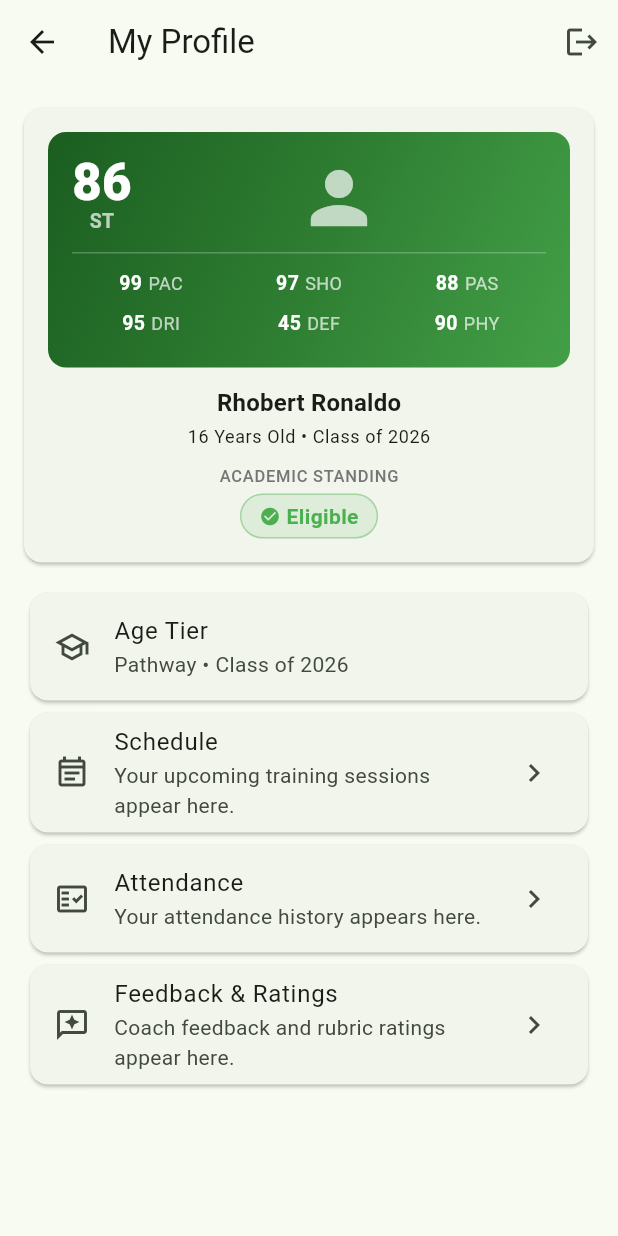
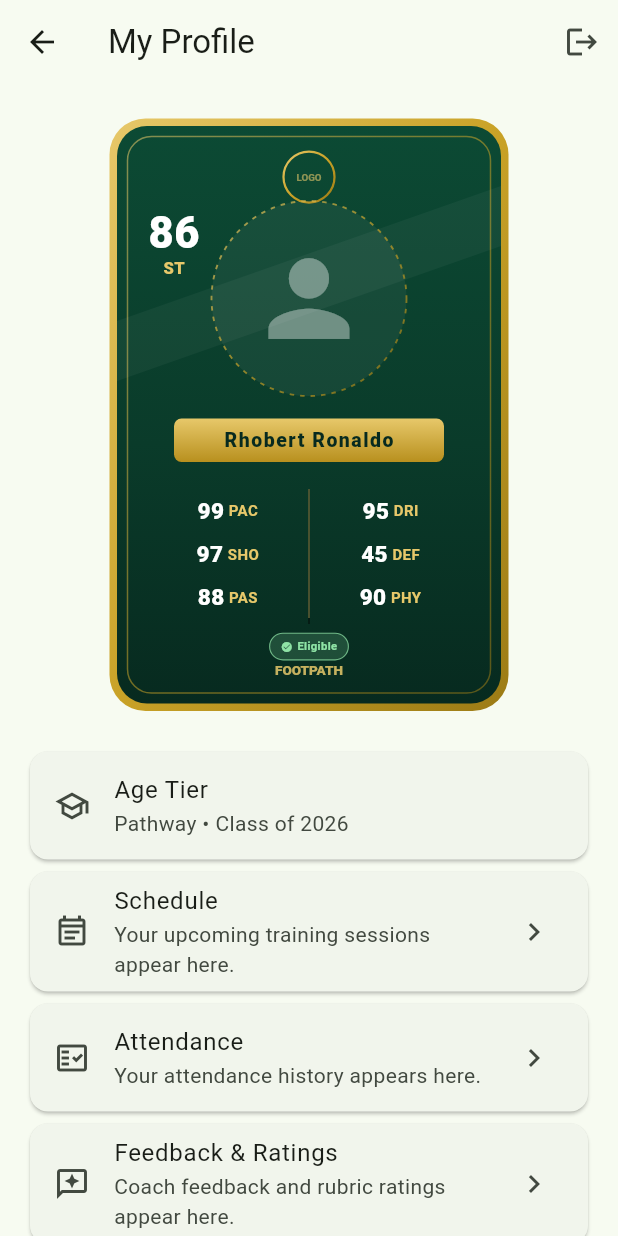
Before and after one commit to andreswooshik/FootPath-Cebu, a Flutter app: the PlayerDashboardScreen screen opened directly, on a phone screen of 412 x 824 dp. Run offline on Flutter 3.47's test engine with Material 3 defaults, Android fonts, the phone set to English and light mode, and no system bars; our stand-ins replace firebase_auth, firebase_core, flutter_svg; accounts and stored records are empty.

Commit message:
Render player cards from an SVG FUT-card template
Replace the hand-drawn green rating card with an SVG frame
(assets/cards/card_frame.svg) and overlay the live overall, position,
photo, name, six ratings and eligibility badge on top, aligned to the frame's 600x850 coordinate space so they scale at any card size. Stats
still come straight from PlayerRatings, so a coach's assessment updates
the card automatically.

Cap the card at 300px in the single-column player and guardian views
so the portrait card isn't oversized, and match the coach grid's aspect
ratio to the frame. Add the flutter_svg dependency.

```diff
--- a/footpath_cebu/lib/presentation/screens/coach_dashboard_screen.dart
+++ b/footpath_cebu/lib/presentation/screens/coach_dashboard_screen.dart
@@ -127,7 +127,7 @@ class _CoachDashboardScreenState extends State<CoachDashboardScreen> {
           crossAxisCount: 2, // <-- the "2 columns"
           crossAxisSpacing: 12, // horizontal gap between cards
           mainAxisSpacing: 12, // vertical gap between rows
-          childAspectRatio: 0.62, // width / height — tune this if cards clip
+          childAspectRatio: 600 / 850, // matches the card frame's proportions
         ),
         itemCount: players.length,
         itemBuilder: (context, i) => PlayerCard(player: players[i]),
--- a/footpath_cebu/lib/presentation/screens/guardian_dashboard_screen.dart
+++ b/footpath_cebu/lib/presentation/screens/guardian_dashboard_screen.dart
@@ -87,7 +87,15 @@ class _GuardianDashboardScreenState extends State<GuardianDashboardScreen> {
                     ),
                   );
                 }
-                return PlayerCard(player: children[i - 1]);
+                return Center(
+                  child: ConstrainedBox(
+                    constraints: const BoxConstraints(maxWidth: 300),
+                    child: Padding(
+                      padding: const EdgeInsets.symmetric(vertical: 8),
+                      child: PlayerCard(player: children[i - 1]),
+                    ),
+                  ),
+                );
               },
             ),
           );
--- a/footpath_cebu/lib/presentation/screens/player_dashboard_screen.dart
+++ b/footpath_cebu/lib/presentation/screens/player_dashboard_screen.dart
@@ -75,7 +75,12 @@ class _PlayerDashboardScreenState extends State<PlayerDashboardScreen> {
             child: ListView(
               padding: const EdgeInsets.symmetric(horizontal: 16, vertical: 8),
               children: [
-                PlayerCard(player: player),
+                Center(
+                  child: ConstrainedBox(
+                    constraints: const BoxConstraints(maxWidth: 300),
+                    child: PlayerCard(player: player),
+                  ),
+                ),
                 const SizedBox(height: 8),
                 _InfoTile(
                   icon: Icons.school_outlined,
--- a/footpath_cebu/lib/presentation/widgets/player_card.dart
+++ b/footpath_cebu/lib/presentation/widgets/player_card.dart
@@ -1,185 +1,277 @@
 import 'package:flutter/material.dart';
+import 'package:flutter_svg/flutter_svg.dart';
 
 import 'package:footpath_cebu/domain/entities/player.dart';
 
-/// A FUT-style squad card: the green rating card on top, with the player's
-/// real name, age/class, and academic-standing badge underneath.
+/// A FUT-style squad card. The ornate frame is an SVG asset
+/// (`assets/cards/card_frame.svg`); the live values — overall, position,
+/// photo, name, the six stats and the eligibility badge — are overlaid on
+/// top, positioned in the frame's 600x850 coordinate space so they line up
+/// at any card size. Change a rating in the coach's assessment and the card
+/// updates automatically.
 class PlayerCard extends StatelessWidget {
   const PlayerCard({super.key, required this.player, this.onTap});
 
   final Player player;
   final VoidCallback? onTap;
 
+  // The frame's design canvas. All overlay coordinates below are in these
+  // units and scaled to the real card width at build time.
+  static const double _canvasW = 600;
+  static const double _canvasH = 850;
+
+  static const Color _gold = Color(0xFFE7C86A);
+  static const Color _bannerInk = Color(0xFF072A1F);
+
   @override
   Widget build(BuildContext context) {
-    return Card(
-      clipBehavior: Clip.antiAlias,
-      margin: const EdgeInsets.symmetric(vertical: 8),
-      child: InkWell(
+    final r = player.ratings;
+    return GestureDetector(
       onTap: onTap,
-        child: Padding(
-          padding: const EdgeInsets.all(16),
-          child: Column(
+      child: AspectRatio(
+        aspectRatio: _canvasW / _canvasH,
+        child: LayoutBuilder(
+          builder: (context, constraints) {
+            // Pixels per design unit — everything scales from this.
+            final s = constraints.maxWidth / _canvasW;
+            return Stack(
               children: [
-              _RatingCard(player: player),
-              const SizedBox(height: 12),
-              Text(
-                player.name,
-                style: Theme.of(
-                  context,
-                ).textTheme.titleMedium?.copyWith(fontWeight: FontWeight.bold),
-              ),
-              const SizedBox(height: 2),
-              Text(
-                '${player.age} Years Old • ${player.classYear}',
-                style: Theme.of(context).textTheme.bodySmall,
-              ),
-              const SizedBox(height: 10),
-              Text(
-                'ACADEMIC STANDING',
-                style: Theme.of(context).textTheme.labelSmall?.copyWith(
-                  letterSpacing: 0.5,
-                  color: Colors.grey.shade600,
+                Positioned.fill(
+                  child: SvgPicture.asset(
+                    'assets/cards/card_frame.svg',
+                    fit: BoxFit.fill,
                   ),
                 ),
-              const SizedBox(height: 4),
-              _EligibilityBadge(status: player.eligibility),
+
+                // Player photo (behind the rating corner).
+                _place(s,
+                    x: 170,
+                    y: 140,
+                    w: 260,
+                    h: 260,
+                    child: _Photo(photoUrl: player.photoUrl)),
+
+                // Overall rating + position, top-left.
+                _place(s,
+                  x: 46,
+                  y: 148,
+                  w: 148,
+                  h: 104,
+                  child: Column(
+                    mainAxisAlignment: MainAxisAlignment.center,
+                    children: [
+                      Text(
+                        '${player.overall}',
+                        style: TextStyle(
+                          color: Colors.white,
+                          fontWeight: FontWeight.w900,
+                          fontSize: 58 * s,
+                          height: 1,
+                        ),
+                      ),
+                      Text(
+                        player.position,
+                        style: TextStyle(
+                          color: _gold,
+                          fontWeight: FontWeight.w800,
+                          fontSize: 22 * s,
+                        ),
+                      ),
                     ],
                   ),
                 ),
+
+                // Name banner text.
+                _place(s,
+                  x: 128,
+                  y: 430,
+                  w: 344,
+                  h: 58,
+                  child: Center(
+                    child: FittedBox(
+                      fit: BoxFit.scaleDown,
+                      child: Text(
+                        player.name,
+                        maxLines: 1,
+                        style: TextStyle(
+                          color: _bannerInk,
+                          fontWeight: FontWeight.w900,
+                          fontSize: 26 * s,
+                          letterSpacing: 1,
+                        ),
+                      ),
+                    ),
+                  ),
+                ),
+
+                // Six stats, two columns astride the frame's divider.
+                _place(s,
+                    x: 84,
+                    y: 516,
+                    w: 432,
+                    h: 188,
+                    child: _StatsPanel(ratings: r, scale: s)),
+
+                // Academic-standing badge.
+                _place(s,
+                  x: 120,
+                  y: 712,
+                  w: 360,
+                  h: 44,
+                  child: Center(
+                    child: FittedBox(
+                      fit: BoxFit.scaleDown,
+                      child: _EligibilityBadge(
+                          status: player.eligibility, scale: s),
+                    ),
+                  ),
+                ),
+              ],
+            );
+          },
+        ),
+      ),
+    );
+  }
+
+  /// Places [child] in the frame's coordinate space, scaled to real pixels.
+  Widget _place(double s,
+      {required double x,
+      required double y,
+      required double w,
+      required double h,
+      required Widget child}) {
+    return Positioned(
+      left: x * s,
+      top: y * s,
+      width: w * s,
+      height: h * s,
+      child: child,
+    );
+  }
+}
+
+/// The circular player photo, or a person icon when none is set.
+class _Photo extends StatelessWidget {
+  const _Photo({required this.photoUrl});
+
+  final String? photoUrl;
+
+  @override
+  Widget build(BuildContext context) {
+    final url = photoUrl;
+    return ClipOval(
+      child: (url != null && url.isNotEmpty)
+          ? Image.network(
+              url,
+              fit: BoxFit.cover,
+              width: double.infinity,
+              height: double.infinity,
+              errorBuilder: (context, error, stack) => const _PhotoFallback(),
+            )
+          : const _PhotoFallback(),
+    );
+  }
+}
+
+class _PhotoFallback extends StatelessWidget {
+  const _PhotoFallback();
+
+  @override
+  Widget build(BuildContext context) {
+    return LayoutBuilder(
+      builder: (context, c) => Icon(
+        Icons.person,
+        color: Colors.white38,
+        size: c.maxWidth * 0.62,
       ),
     );
   }
 }
 
-/// The green FIFA-Ultimate-Team style card face.
-class _RatingCard extends StatelessWidget {
-  const _RatingCard({required this.player});
+/// Two columns of three attributes each, matching the six ratings.
+class _StatsPanel extends StatelessWidget {
+  const _StatsPanel({required this.ratings, required this.scale});
 
-  final Player player;
-
-  @override
-  Widget build(BuildContext context) {
-    final r = player.ratings;
-    return Container(
-      width: double.infinity,
-      padding: const EdgeInsets.fromLTRB(16, 16, 16, 20),
-      decoration: BoxDecoration(
-        borderRadius: BorderRadius.circular(12),
-        gradient: const LinearGradient(
-          begin: Alignment.topLeft,
-          end: Alignment.bottomRight,
-          colors: [Color(0xFF1B5E20), Color(0xFF2E7D32), Color(0xFF43A047)],
-        ),
-      ),
-      child: Column(
-        children: [
-          Row(
-            crossAxisAlignment: CrossAxisAlignment.start,
-            children: [
-              Column(
-                crossAxisAlignment: CrossAxisAlignment.center,
-                children: [
-                  Text(
-                    '${player.overall}',
-                    style: const TextStyle(
-                      color: Colors.white,
-                      fontSize: 34,
-                      fontWeight: FontWeight.w900,
-                      height: 1,
-                    ),
-                  ),
-                  Text(
-                    player.position,
-                    style: const TextStyle(
-                      color: Colors.white70,
-                      fontSize: 13,
-                      fontWeight: FontWeight.bold,
-                    ),
-                  ),
-                ],
-              ),
-              const Spacer(),
-              const Icon(Icons.person, color: Colors.white70, size: 56),
-              const Spacer(),
-            ],
-          ),
-          const SizedBox(height: 8),
-          const Divider(color: Colors.white24, height: 1),
-          const SizedBox(height: 10),
-          _StatRow(
-            stats: [('PAC', r.pace), ('SHO', r.shooting), ('PAS', r.passing)],
-          ),
-          const SizedBox(height: 8),
-          _StatRow(
-            stats: [
-              ('DRI', r.dribbling),
-              ('DEF', r.defending),
-              ('PHY', r.physical),
-            ],
-          ),
-        ],
-      ),
-    );
-  }
-}
-
-/// A row of three attribute chips that share the width evenly and scale down
-/// rather than overflow on narrow layouts.
-class _StatRow extends StatelessWidget {
-  const _StatRow({required this.stats});
-
-  final List<(String, int)> stats;
+  final PlayerRatings ratings;
+  final double scale;
 
   @override
   Widget build(BuildContext context) {
     return Row(
       children: [
-        for (final (label, value) in stats)
         Expanded(
-            child: _Stat(label: label, value: value),
+          child: _StatColumn(scale: scale, stats: [
+            ('PAC', ratings.pace),
+            ('SHO', ratings.shooting),
+            ('PAS', ratings.passing),
+          ]),
+        ),
+        Container(
+          width: 2 * scale,
+          margin: EdgeInsets.symmetric(vertical: 8 * scale),
+          color: PlayerCard._gold.withValues(alpha: 0.4),
+        ),
+        Expanded(
+          child: _StatColumn(scale: scale, stats: [
+            ('DRI', ratings.dribbling),
+            ('DEF', ratings.defending),
+            ('PHY', ratings.physical),
+          ]),
         ),
       ],
     );
   }
 }
 
-class _Stat extends StatelessWidget {
-  const _Stat({required this.label, required this.value});
+class _StatColumn extends StatelessWidget {
+  const _StatColumn({required this.stats, required this.scale});
 
-  final String label;
-  final int value;
+  final List<(String, int)> stats;
+  final double scale;
 
   @override
   Widget build(BuildContext context) {
-    return FittedBox(
+    return Column(
+      mainAxisAlignment: MainAxisAlignment.spaceEvenly,
+      children: [
+        for (final (label, value) in stats)
+          FittedBox(
             fit: BoxFit.scaleDown,
             child: Row(
               mainAxisSize: MainAxisSize.min,
               children: [
                 Text(
                   '$value',
-            style: const TextStyle(
+                  style: TextStyle(
                     color: Colors.white,
-              fontWeight: FontWeight.bold,
-              fontSize: 13,
+                    fontWeight: FontWeight.w900,
+                    fontSize: 30 * scale,
                   ),
                 ),
-          const SizedBox(width: 4),
+                SizedBox(width: 6 * scale),
                 Text(
                   label,
-            style: const TextStyle(color: Colors.white70, fontSize: 12),
+                  style: TextStyle(
+                    color: PlayerCard._gold,
+                    fontWeight: FontWeight.w700,
+                    fontSize: 20 * scale,
+                  ),
                 ),
               ],
             ),
+          ),
+      ],
     );
   }
 }
 
+/// A translucent academic-standing pill sized for the dark card face.
 class _EligibilityBadge extends StatelessWidget {
-  const _EligibilityBadge({required this.status});
+  const _EligibilityBadge({required this.status, required this.scale});
 
   final EligibilityStatus status;
+  final double scale;
 
   @override
   Widget build(BuildContext context) {
@@ -187,37 +279,43 @@ class _EligibilityBadge extends StatelessWidget {
     late final IconData icon;
     switch (status) {
       case EligibilityStatus.eligible:
-        color = Colors.green;
+        color = const Color(0xFF8FE3A6);
         icon = Icons.check_circle;
         break;
       case EligibilityStatus.academicWarning:
-        color = Colors.orange;
+        color = const Color(0xFFFFC65C);
         icon = Icons.warning_amber_rounded;
         break;
       case EligibilityStatus.notEligible:
-        color = Colors.red;
+        color = const Color(0xFFFF8A80);
         icon = Icons.cancel;
         break;
       case EligibilityStatus.pending:
-        color = Colors.blueGrey;
+        color = const Color(0xFFB0BEC5);
         icon = Icons.hourglass_bottom;
         break;
     }
     return Container(
-      padding: const EdgeInsets.symmetric(horizontal: 12, vertical: 4),
+      padding:
+          EdgeInsets.symmetric(horizontal: 14 * scale, vertical: 6 * scale),
       decoration: BoxDecoration(
-        color: color.withValues(alpha: 0.12),
-        borderRadius: BorderRadius.circular(20),
-        border: Border.all(color: color.withValues(alpha: 0.4)),
+        color: color.withValues(alpha: 0.18),
+        borderRadius: BorderRadius.circular(24 * scale),
+        border:
+            Border.all(color: color.withValues(alpha: 0.7), width: 1.5 * scale),
       ),
       child: Row(
         mainAxisSize: MainAxisSize.min,
         children: [
-          Icon(icon, size: 14, color: color),
-          const SizedBox(width: 4),
+          Icon(icon, size: 16 * scale, color: color),
+          SizedBox(width: 6 * scale),
           Text(
             status.label,
-            style: TextStyle(color: color, fontWeight: FontWeight.w600),
+            style: TextStyle(
+              color: color,
+              fontWeight: FontWeight.w700,
+              fontSize: 15 * scale,
+            ),
           ),
         ],
       ),
--- a/footpath_cebu/pubspec.yaml
+++ b/footpath_cebu/pubspec.yaml
@@ -37,6 +37,7 @@ dependencies:
   firebase_core: ^4.11.0
   firebase_auth: ^6.5.4
   http: ^1.6.0
+  flutter_svg: ^2.0.10
 
 dev_dependencies:
   flutter_test:
@@ -59,6 +60,9 @@ flutter:
   # included with your application, so that you can use the icons in
   # the material Icons class.
   uses-material-design: true
+
+  assets:
+    - assets/cards/
 
   # To add assets to your application, add an assets section, like this:
   # assets:
```
Also changed, not shown: footpath_cebu/assets/cards/card_frame.svg (added), footpath_cebu/assets/cards/card_template.svg (added), footpath_cebu/pubspec.lock. Lines whose indentation alone changed are shown as unchanged.
